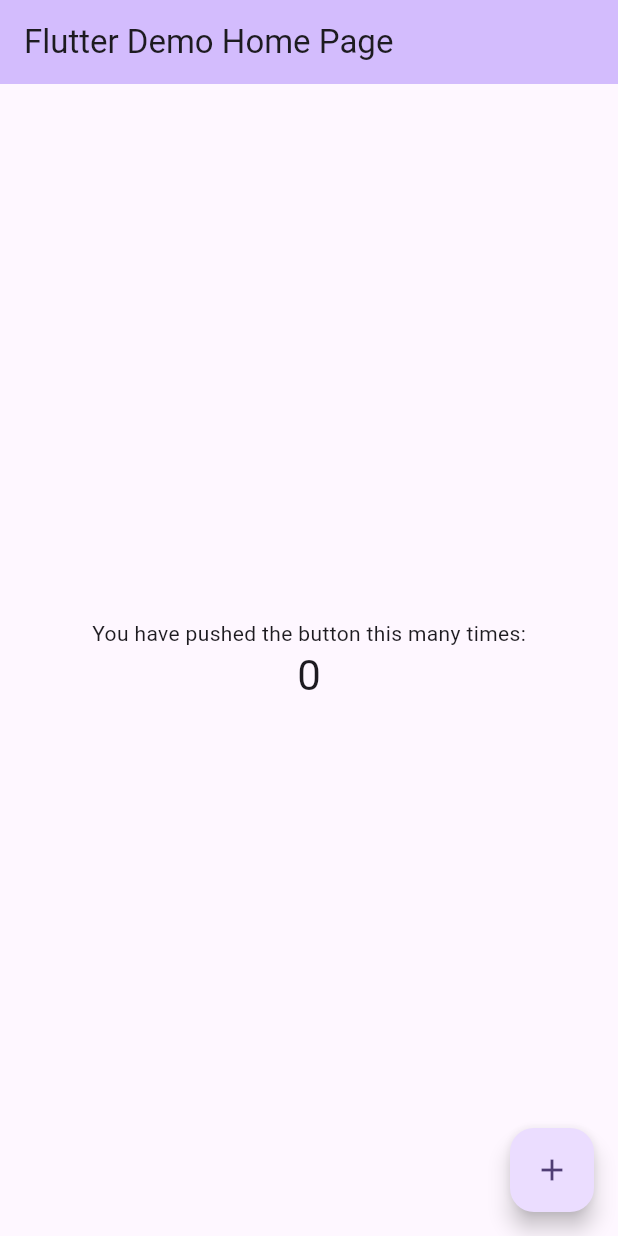
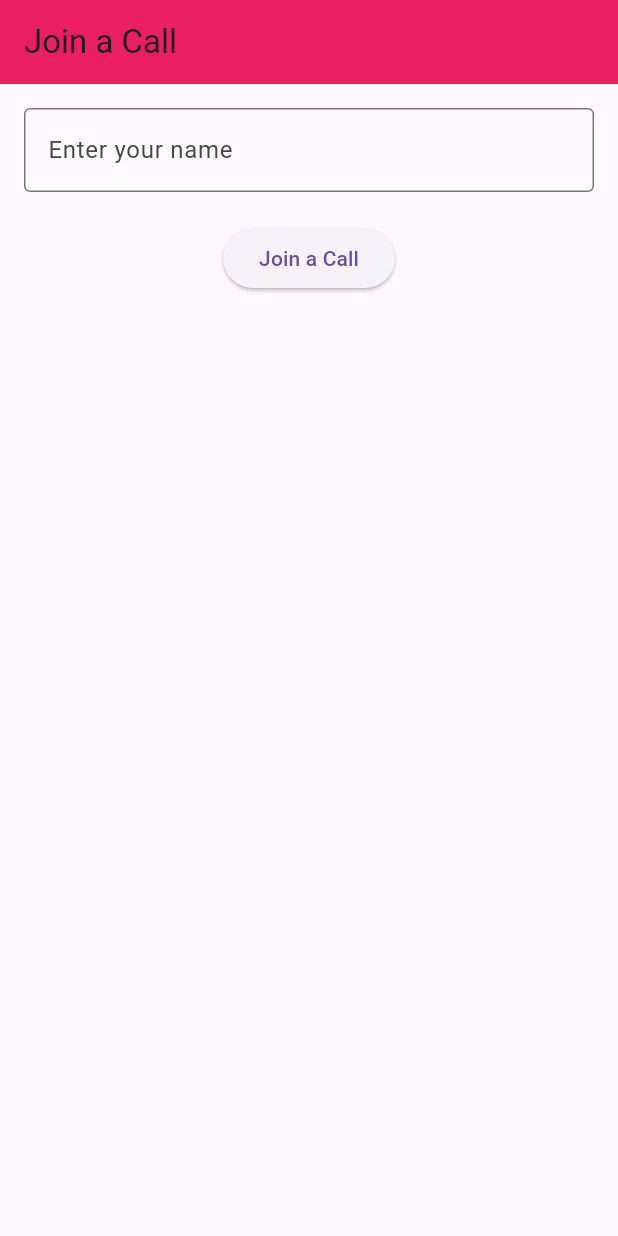
Before and after one commit to Sumair-Ali507/Video-Calling-App-In-Flutter, a Flutter app: the screen it shows after launch, on a phone screen of 412 x 824 dp. Run offline on Flutter 3.47's test engine with Material 3 defaults, Android fonts, the phone set to English and light mode, and no system bars; missing offline and left inert: zego_uikit_prebuilt_call.

Commit message:
Zoom Calling App

```diff
--- /dev/null
+++ b/video_calling_app/lib/Constants.dart
@@ -0,0 +1,6 @@
+class AppInfo{
+ static const appId = 491690680;
+ static const appSign = "cb3c0ee36472e7a23e56775ffa17277f0b79ce7e56b2525425c431f8c04bb034";
+
+
+}
--- /dev/null
+++ b/video_calling_app/lib/homePage.dart
@@ -0,0 +1,47 @@
+import 'package:flutter/material.dart';
+import 'package:video_calling_app/Call_Page.dart';
+
+class Homepage extends StatelessWidget {
+  Homepage({super.key});
+
+  final textEditingController = TextEditingController();
+
+  @override
+  Widget build(BuildContext context) {
+    return Scaffold(
+      appBar: AppBar(
+        backgroundColor: Colors.pink,
+        title: const Text('Join a Call'),
+      ),
+      body: SingleChildScrollView(
+        child: Padding(
+          padding: const EdgeInsets.all(16.0),
+          child: Column(
+            mainAxisAlignment: MainAxisAlignment.center,
+            children: [
+              TextField(
+                controller: textEditingController,
+                decoration: const InputDecoration(
+                  border: OutlineInputBorder(),
+                  labelText: 'Enter your name',
+                ),
+              ),
+              const SizedBox(height: 20),
+              ElevatedButton(
+                onPressed: ()  => Navigator.push(
+                  context,
+                  MaterialPageRoute(builder: (context)=> CallPage(callID: textEditingController.text,))
+                )
+                  // Add your logic here for joining a call
+                  // String userInput = textEditingController.text;
+                  // print('User input: $userInput');
+                ,
+                child: const Text('Join a Call'),
+              ),
+            ],
+          ),
+        ),
+      ),
+    );
+  }
+}
--- a/video_calling_app/lib/main.dart
+++ b/video_calling_app/lib/main.dart
@@ -1,4 +1,5 @@
 import 'package:flutter/material.dart';
+import 'package:video_calling_app/homePage.dart';
 
 void main() {
   runApp(const MyApp());
@@ -11,115 +12,9 @@ class MyApp extends StatelessWidget {
   @override
   Widget build(BuildContext context) {
     return MaterialApp(
-      title: 'Flutter Demo',
-      theme: ThemeData(
-        // This is the theme of your application.
-        //
-        // TRY THIS: Try running your application with "flutter run". You'll see
-        // the application has a purple toolbar. Then, without quitting the app,
-        // try changing the seedColor in the colorScheme below to Colors.green
-        // and then invoke "hot reload" (save your changes or press the "hot
-        // reload" button in a Flutter-supported IDE, or press "r" if you used
-        // the command line to start the app).
-        //
-        // Notice that the counter didn't reset back to zero; the application
-        // state is not lost during the reload. To reset the state, use hot
-        // restart instead.
-        //
-        // This works for code too, not just values: Most code changes can be
-        // tested with just a hot reload.
-        colorScheme: ColorScheme.fromSeed(seedColor: Colors.deepPurple),
-        useMaterial3: true,
-      ),
-      home: const MyHomePage(title: 'Flutter Demo Home Page'),
+      debugShowCheckedModeBanner: false,
+      title: 'Zoom Calling App',
+        home: Homepage()
     );
   }
 }
-
-class MyHomePage extends StatefulWidget {
-  const MyHomePage({super.key, required this.title});
-
-  // This widget is the home page of your application. It is stateful, meaning
-  // that it has a State object (defined below) that contains fields that affect
-  // how it looks.
-
-  // This class is the configuration for the state. It holds the values (in this
-  // case the title) provided by the parent (in this case the App widget) and
-  // used by the build method of the State. Fields in a Widget subclass are
-  // always marked "final".
-
-  final String title;
-
-  @override
-  State<MyHomePage> createState() => _MyHomePageState();
-}
-
-class _MyHomePageState extends State<MyHomePage> {
-  int _counter = 0;
-
-  void _incrementCounter() {
-    setState(() {
-      // This call to setState tells the Flutter framework that something has
-      // changed in this State, which causes it to rerun the build method below
-      // so that the display can reflect the updated values. If we changed
-      // _counter without calling setState(), then the build method would not be
-      // called again, and so nothing would appear to happen.
-      _counter++;
-    });
-  }
-
-  @override
-  Widget build(BuildContext context) {
-    // This method is rerun every time setState is called, for instance as done
-    // by the _incrementCounter method above.
-    //
-    // The Flutter framework has been optimized to make rerunning build methods
-    // fast, so that you can just rebuild anything that needs updating rather
-    // than having to individually change instances of widgets.
-    return Scaffold(
-      appBar: AppBar(
-        // TRY THIS: Try changing the color here to a specific color (to
-        // Colors.amber, perhaps?) and trigger a hot reload to see the AppBar
-        // change color while the other colors stay the same.
-        backgroundColor: Theme.of(context).colorScheme.inversePrimary,
-        // Here we take the value from the MyHomePage object that was created by
-        // the App.build method, and use it to set our appbar title.
-        title: Text(widget.title),
-      ),
-      body: Center(
-        // Center is a layout widget. It takes a single child and positions it
-        // in the middle of the parent.
-        child: Column(
-          // Column is also a layout widget. It takes a list of children and
-          // arranges them vertically. By default, it sizes itself to fit its
-          // children horizontally, and tries to be as tall as its parent.
-          //
-          // Column has various properties to control how it sizes itself and
-          // how it positions its children. Here we use mainAxisAlignment to
-          // center the children vertically; the main axis here is the vertical
-          // axis because Columns are vertical (the cross axis would be
-          // horizontal).
-          //
-          // TRY THIS: Invoke "debug painting" (choose the "Toggle Debug Paint"
-          // action in the IDE, or press "p" in the console), to see the
-          // wireframe for each widget.
-          mainAxisAlignment: MainAxisAlignment.center,
-          children: <Widget>[
-            const Text(
-              'You have pushed the button this many times:',
-            ),
-            Text(
-              '$_counter',
-              style: Theme.of(context).textTheme.headlineMedium,
-            ),
-          ],
-        ),
-      ),
-      floatingActionButton: FloatingActionButton(
-        onPressed: _incrementCounter,
-        tooltip: 'Increment',
-        child: const Icon(Icons.add),
-      ), // This trailing comma makes auto-formatting nicer for build methods.
-    );
-  }
-}
--- a/video_calling_app/pubspec.yaml
+++ b/video_calling_app/pubspec.yaml
@@ -35,6 +35,7 @@ dependencies:
   # The following adds the Cupertino Icons font to your application.
   # Use with the CupertinoIcons class for iOS style icons.
   cupertino_icons: ^1.0.8
+  zego_uikit_prebuilt_call: ^4.16.12
 
 dev_dependencies:
   flutter_test:
```
Also changed, not shown: video_calling_app/lib/Call_Page.dart (added, +26 -0 lines), video_calling_app/pubspec.lock, 9 other files.
